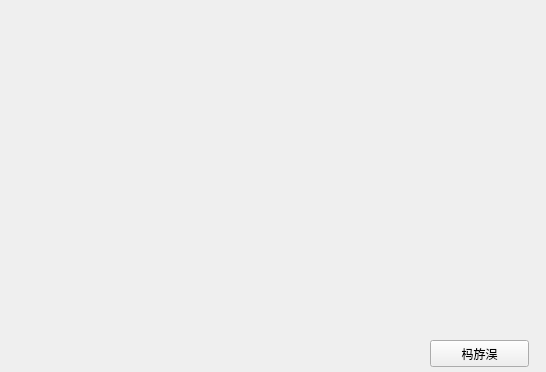
urielyan/kairen_ok335xs, file spectrum_painter.ui: the form before one commit.
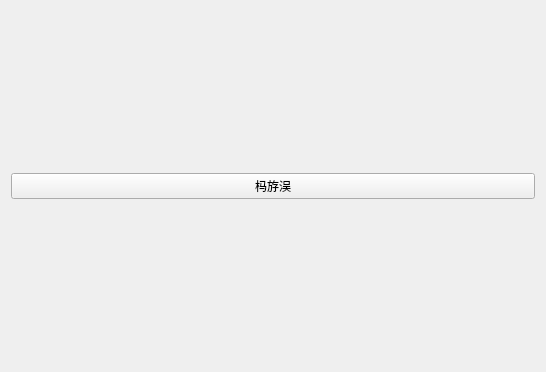
The form after the commit.

Diff of the .ui file:
```diff
--- a/spectrum_painter.ui
+++ b/spectrum_painter.ui
@@ -13,19 +13,15 @@
   <property name="windowTitle">
    <string>Form</string>
   </property>
+  <layout class="QVBoxLayout" name="verticalLayout">
+   <item>
   <widget class="QPushButton" name="pushButton">
-   <property name="geometry">
-    <rect>
-     <x>430</x>
-     <y>340</y>
-     <width>99</width>
-     <height>27</height>
-    </rect>
-   </property>
    <property name="text">
     <string>杩斿洖</string>
    </property>
   </widget>
+   </item>
+  </layout>
  </widget>
  <resources/>
  <connections/>
```
Lines whose indentation alone changed are shown as unchanged.
